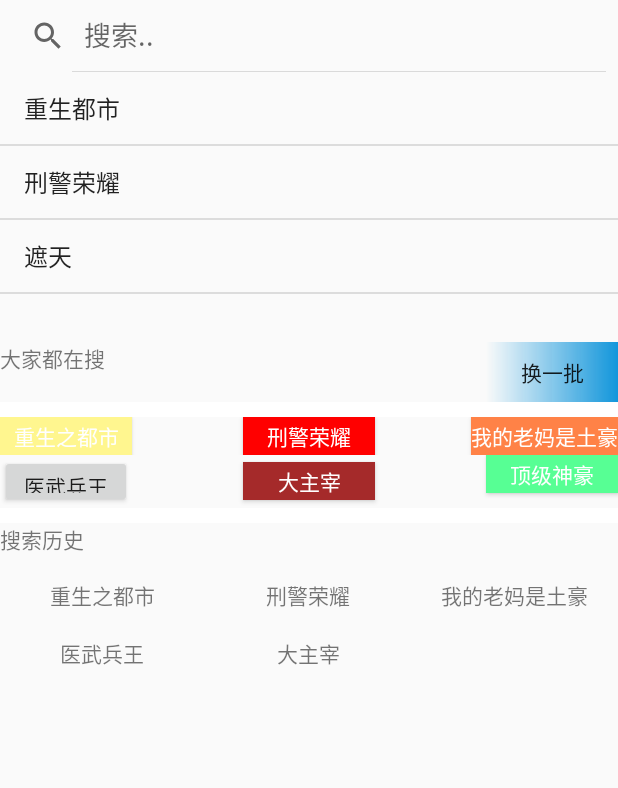
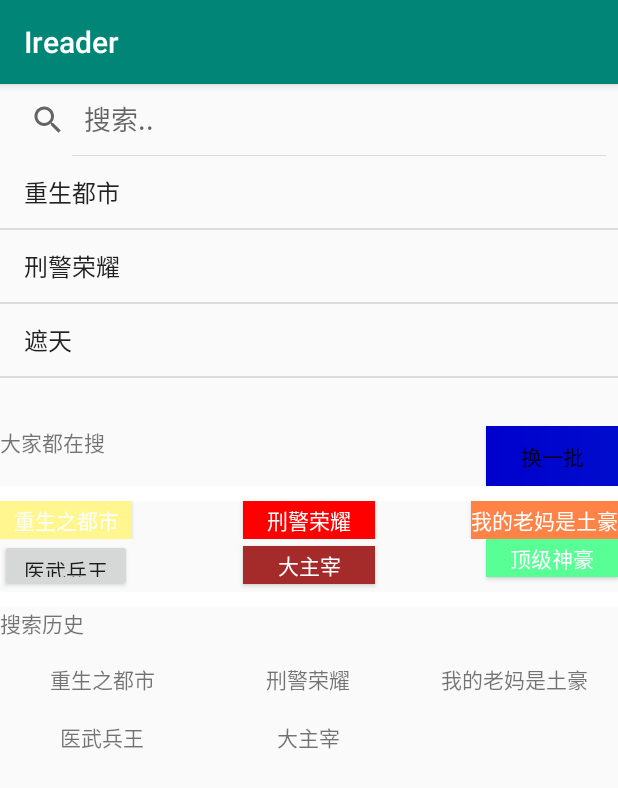
Before and after one commit to haha2345/ireader_final, an Android app: the g_search screen opened directly, with no data from a screen before it, on a phone screen of 412 x 824 dp. Shown: the top 788 px of the screen. Run offline under Robolectric (Android 15) with nearby library versions, the phone set to English and light mode, and no system bars.

Commit message:
排行榜 追书热搜榜 具体书籍 书记分类 搜索 除了搜索差点  其他四个美化完了

```diff
--- a/app/src/main/java/com/example/ireader/g_custom.java
+++ b/app/src/main/java/com/example/ireader/g_custom.java
@@ -23,6 +23,7 @@ public class g_custom extends AppCompatActivity {
         FrameLayout frame2=(FrameLayout)findViewById(R.id.g_frame2);
         FrameLayout frame3=(FrameLayout)findViewById(R.id.g_frame3);
         sview.setVerticalScrollBarEnabled(false);
+
 
 
 
--- a/app/src/main/res/drawable/bg.xml
+++ b/app/src/main/res/drawable/bg.xml
@@ -11,7 +11,8 @@
     <!-- 设置边框颜色 -->
     <!--<stroke android:width="2dp" android:color="@color/colorAccent"/>-->
       <gradient
-        android:endColor="#1296db"
+          android:endColor="#000CCD"
+          android:startColor="#0000CD"
         />
 
 
--- a/app/src/main/res/layout/g_resou2_activity.xml
+++ b/app/src/main/res/layout/g_resou2_activity.xml
@@ -15,6 +15,7 @@
         android:layout_height="wrap_content"
         android:orientation="vertical"
         android:background="@color/backcolor">
+
 
 
 
--- a/app/src/main/res/layout/g_resou_acticity.xml
+++ b/app/src/main/res/layout/g_resou_acticity.xml
@@ -15,6 +15,7 @@
     android:layout_height="wrap_content"
     android:orientation="vertical"
     android:background="@color/backcolor">
+
 
 
     <FrameLayout
--- a/app/src/main/res/layout/g_ziye_activity.xml
+++ b/app/src/main/res/layout/g_ziye_activity.xml
@@ -12,6 +12,8 @@
         android:layout_width="match_parent"
         android:layout_height="wrap_content"
         android:orientation="vertical">
+
+
 
         <FrameLayout
 
--- a/app/src/main/res/values/styles.xml
+++ b/app/src/main/res/values/styles.xml
@@ -1,7 +1,7 @@
 <resources>
 
     <!-- Base application theme. -->
-    <style name="AppTheme" parent="Theme.AppCompat.Light.NoActionBar">
+    <style name="AppTheme" parent="Theme.AppCompat.Light.DarkActionBar">
         <!-- Customize your theme here. -->
         <item name="colorPrimary">@color/colorPrimary</item>
         <item name="colorPrimaryDark">@color/colorPrimaryDark</item>
```
Also changed, not shown: app/src/main/java/com/example/ireader/g_resou.java (+8 -0 lines), app/src/main/res/layout/g_custom_activity.xml (+0 -23 lines).
